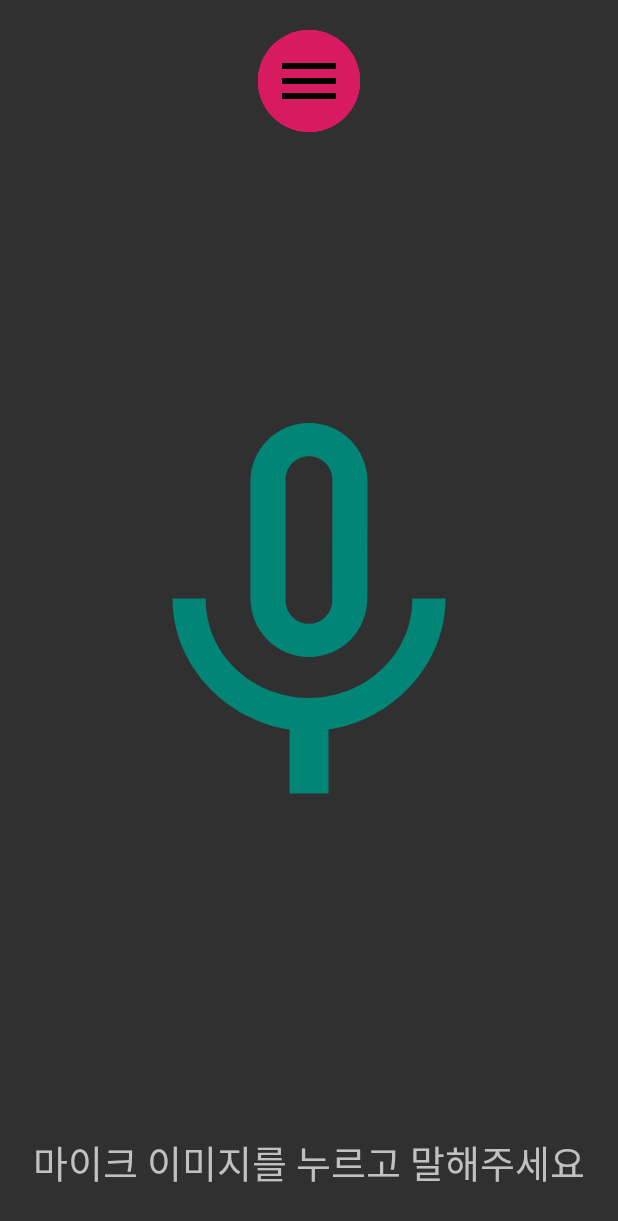
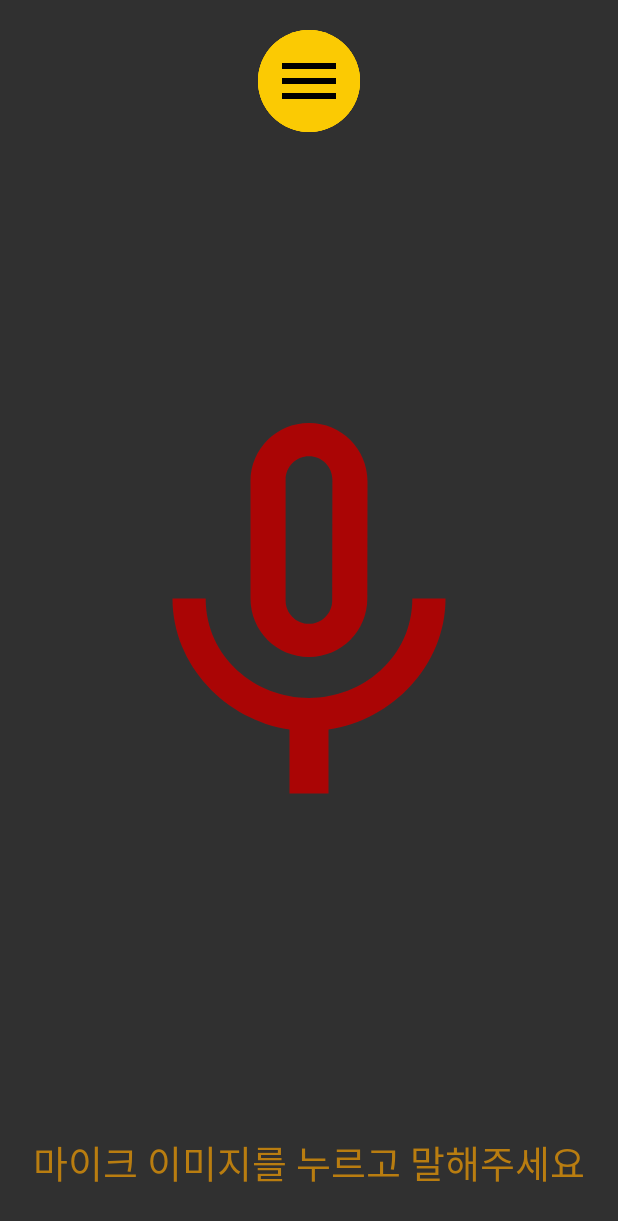
Before and after one commit to P-Project-Javis/Javis, an Android app: the screen it shows after launch (MainActivity), on a phone screen of 412 x 824 dp. Shown: the top 1221 px of the screen. Run offline under Robolectric (Android 15) with nearby library versions, the phone set to English and light mode, and no system bars.

Commit message:
아이언맨 테마 색상 추가

```diff
--- a/app/src/main/res/values/colors.xml
+++ b/app/src/main/res/values/colors.xml
@@ -1,9 +1,7 @@
 <?xml version="1.0" encoding="utf-8"?>
 <resources>
-    <color name="colorPrimary">#008577</color>
-    <color name="colorPrimaryDark">#00574B</color>
-    <color name="colorAccent">#D81B60</color>
-
-    <color name="colorRed">#B90A0E</color>
-    <color name="colorGold">#C2A529</color>
+    <color name="colorPrimary">#AA0505</color>
+    <color name="colorPrimaryDark">#6A0C0B</color>
+    <color name="colorAccent">#FBCA03</color>
+    <color name="colorAccentDark">#B97D10</color>
 </resources>
--- a/app/src/main/res/values/styles.xml
+++ b/app/src/main/res/values/styles.xml
@@ -6,6 +6,7 @@
         <item name="colorPrimary">@color/colorPrimary</item>
         <item name="colorPrimaryDark">@color/colorPrimaryDark</item>
         <item name="colorAccent">@color/colorAccent</item>
+        <item name="android:textColor">@color/colorAccentDark</item>
     </style>
 
 </resources>
```
